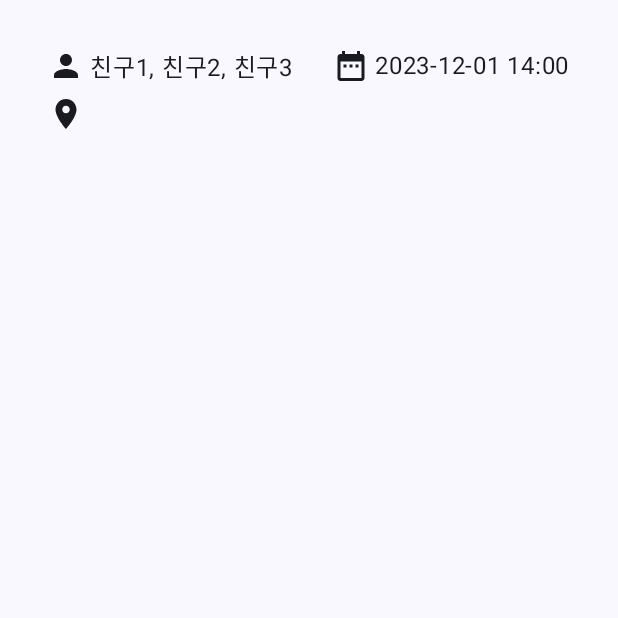
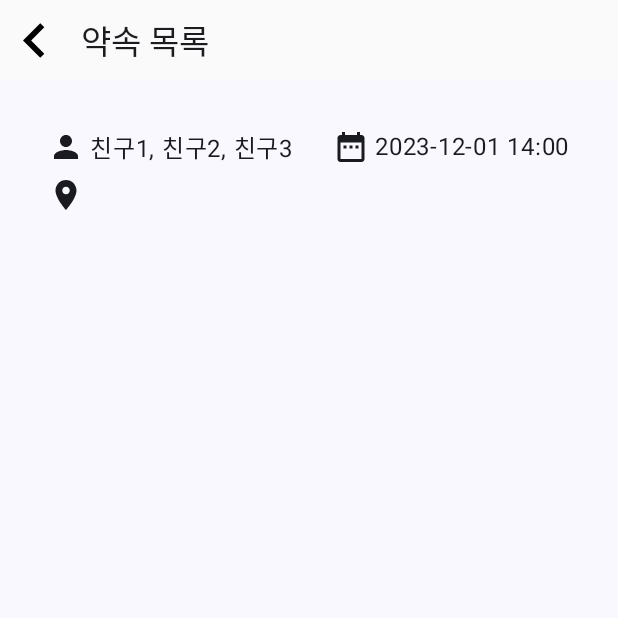
Before and after one commit to snuhcs-course/swpp-2023-project-team-8, an Android app built with Jetpack Compose: the MeetupListUI screen opened directly, with no data from a screen before it, on a phone screen of 412 x 824 dp, the top half of it. Run offline under Robolectric (Android 15) with nearby library versions, the phone set to English and light mode, and no system bars; network calls fail.

Commit message:
상단바

```diff
--- a/frontend/app/src/main/java/com/example/frontend/MeetupListUI.kt
+++ b/frontend/app/src/main/java/com/example/frontend/MeetupListUI.kt
@@ -1,5 +1,7 @@
 package com.example.frontend
 
+import android.app.Activity
+import android.content.Intent
 import android.os.Bundle
 import androidx.activity.ComponentActivity
 import androidx.activity.compose.setContent
@@ -9,6 +11,7 @@ import androidx.compose.material3.Surface
 import androidx.compose.ui.Modifier
 import com.example.frontend.ui.theme.FrontendTheme
 import androidx.compose.foundation.background
+import androidx.compose.foundation.clickable
 import androidx.compose.foundation.layout.*
 import androidx.compose.foundation.lazy.LazyColumn
 import androidx.compose.foundation.lazy.items
@@ -17,9 +20,15 @@ import androidx.compose.material.icons.Icons
 import androidx.compose.material.icons.filled.Person
 import androidx.compose.material.icons.filled.Place
 import androidx.compose.material.icons.filled.DateRange
+import androidx.compose.material.icons.outlined.KeyboardArrowLeft
 import androidx.compose.runtime.*
 import androidx.compose.ui.Alignment
+import androidx.compose.ui.graphics.Color
+import androidx.compose.ui.platform.LocalContext
+import androidx.compose.ui.text.TextStyle
+import androidx.compose.ui.text.font.FontWeight
 import androidx.compose.ui.unit.dp
+import androidx.compose.ui.unit.sp
 import com.example.frontend.api.MeetUpService
 import com.example.frontend.model.MeetupModel
 import com.example.frontend.model.MissionModel
@@ -34,6 +43,7 @@ class MeetupListUI : ComponentActivity() {
     val authToken: String by lazy { getAuthtoken(this) }
     val meetupService: MeetUpService by lazy { defaultMeetupService(authToken) }
     var meetups by mutableStateOf<List<MeetupModel>>(emptyList())
+    var context = this
     override fun onCreate(savedInstanceState: Bundle?) {
         super.onCreate(savedInstanceState)
         setContent {
@@ -41,9 +51,47 @@ class MeetupListUI : ComponentActivity() {
             fetchMeetUps()
 
             FrontendTheme {
+                Spacer(
+                    modifier = Modifier
+                        .fillMaxWidth()
+                        .background(color = Color(0xFFF3EDF7))
+                )
+                Row(
+                    modifier = Modifier
+                        .height(54.dp)
+                        .fillMaxWidth(),
+                    verticalAlignment = Alignment.CenterVertically
+                ) {
+                    Icon(
+                        imageVector = Icons.Outlined.KeyboardArrowLeft,
+                        contentDescription = null,
+                        modifier = Modifier
+                            .size(46.dp)
+                            .clickable {
+                                val nextIntent = Intent(context, MapActivity::class.java)
+                                context.startActivity(nextIntent)
+                                // finish current activity
+                                if (context is Activity) {
+                                    context.finish()
+                                }
+                            }
+                    )
+                    Spacer(modifier = Modifier.width(8.dp))
+
+                    Text(
+                        modifier = Modifier,
+                        text = "약속 목록",
+                        style = TextStyle(
+                            fontSize = 22.sp,
+                            lineHeight = 28.sp,
+                            fontWeight = FontWeight(400),
+                            color = Color(0xFF1D1B20)
+                        )
+                    )
+                }
                 // A surface container using the 'background' color from the theme
                 Surface(
-                    modifier = Modifier.fillMaxSize(),
+                    modifier = Modifier.padding(top =54.dp),
                     color = MaterialTheme.colorScheme.background
                 ) {
                     if (meetups.isEmpty()) {
```
Also changed, not shown: frontend/app/src/main/java/com/example/frontend/AddFriendActivity.kt (+0 -15 lines).
